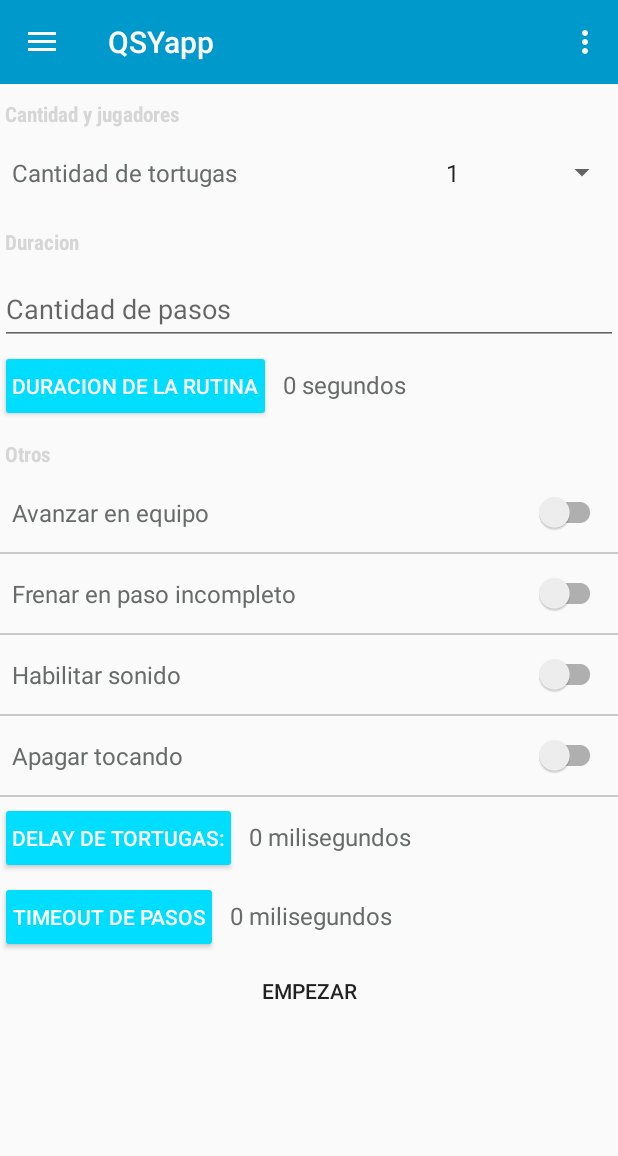
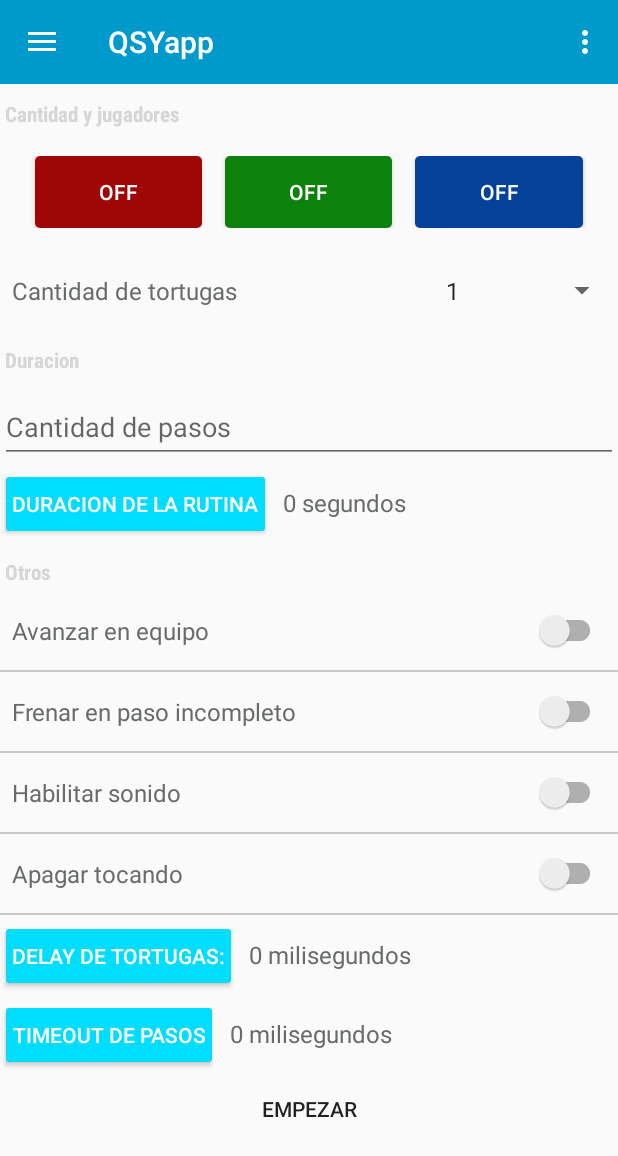
Before and after one commit to QSYdev/qsy-android, an Android app: the screen it shows after launch (MainActivity), in the side drawer, after a tap on "Aleatoria", on a phone screen of 412 x 824 dp. Shown: the top 1156 px of the screen. Run offline under Robolectric (Android 15) with nearby library versions, the phone set to English and light mode, and no system bars; libraries missing offline, so code that uses them is left out: com.codetroopers.betterpickers.

Commit message:
implementacion de eleccion de players sin fragment
Despues veremos si vale la pena usar un fragment donde se pueda elegir
los nombres de los jugadores y ese tipos de cosas.
O sino hacerlo en la pantalla pero con botones redondos, y mas opciones
de colores

```diff
--- a/app/src/main/java/com/qsy/terminal/executors/PlayerExecutorFragment.java
+++ b/app/src/main/java/com/qsy/terminal/executors/PlayerExecutorFragment.java
@@ -2,6 +2,7 @@
 
 import android.os.Bundle;
 import android.support.annotation.Nullable;
+import android.support.design.widget.FloatingActionButton;
 import android.support.v4.app.Fragment;
 import android.support.v7.widget.SwitchCompat;
 import android.view.LayoutInflater;
@@ -11,6 +12,7 @@
 import android.widget.Button;
 import android.widget.CompoundButton;
 import android.widget.EditText;
+import android.widget.LinearLayout;
 import android.widget.Spinner;
 import android.widget.TextView;
 
@@ -24,6 +26,12 @@
 import java.math.BigInteger;
 
 public class PlayerExecutorFragment extends Fragment {
+	private Button mPlayerRedButton;
+	private Button mPlayerGreenButton;
+	private Button mPlayerBlueButton;
+	private boolean mPlayerRedOn;
+	private boolean mPlayerGreenOn;
+	private boolean mPlayerBlueOn;
 	private Spinner mAmountOfNodesSpinner;
 	private EditText mAmountOfStepsEditText;
 	private Button mRoutineDurationButton;
@@ -56,6 +64,9 @@
 		mNodeDelayButton = rootView.findViewById(R.id.node_delay_bt);
 		mStepTimeoutButton = rootView.findViewById(R.id.step_timeout_bt);
 		mStartRoutineButton = rootView.findViewById(R.id.start_routine);
+		mPlayerRedButton = rootView.findViewById(R.id.player_button_red);
+		mPlayerGreenButton = rootView.findViewById(R.id.player_button_green);
+		mPlayerBlueButton = rootView.findViewById(R.id.player_button_blue);
 		setupOnClickListeners();
 
 		mRoutineDurationTextView = rootView.findViewById(R.id.routine_duration_tv);
@@ -132,6 +143,45 @@
 	}
 
 	private void setupOnClickListeners() {
+		mPlayerRedButton.setOnClickListener(new View.OnClickListener() {
+			@Override
+			public void onClick(View view) {
+				if(!mPlayerRedOn) {
+					mPlayerRedButton.setText(getString(R.string.button_on));
+					mPlayerRedOn = true;
+				}
+				else {
+					mPlayerRedButton.setText(getString(R.string.button_off));
+					mPlayerRedOn = false;
+				}
+			}
+		});
+		mPlayerGreenButton.setOnClickListener(new View.OnClickListener() {
+			@Override
+			public void onClick(View view) {
+				if(!mPlayerGreenOn) {
+					mPlayerGreenButton.setText(getString(R.string.button_on));
+					mPlayerGreenOn = true;
+				}
+				else {
+					mPlayerGreenButton.setText(getString(R.string.button_off));
+					mPlayerGreenOn = false;
+				}
+			}
+		});
+		mPlayerBlueButton.setOnClickListener(new View.OnClickListener() {
+			@Override
+			public void onClick(View view) {
+				if(!mPlayerBlueOn){
+					mPlayerBlueButton.setText(getString(R.string.button_on));
+					mPlayerBlueOn = true;
+				}
+				else {
+					mPlayerBlueButton.setText(getString(R.string.button_off));
+					mPlayerBlueOn = false;
+				}
+			}
+		});
 		mRoutineDurationButton.setOnClickListener(new View.OnClickListener() {
 			@Override
 			public void onClick(View view) {
--- /dev/null
+++ b/app/src/main/res/drawable/player_button_blue.xml
@@ -0,0 +1,9 @@
+<?xml version="1.0" encoding="utf-8"?>
+<selector xmlns:android="http://schemas.android.com/apk/res/android">
+    <item>
+        <shape android:shape="rectangle">
+            <corners android:radius="3dip"/>
+            <solid android:width="1dip" android:color="@color/player_blue"/>
+        </shape>
+    </item>
+</selector>
--- /dev/null
+++ b/app/src/main/res/drawable/player_button_green.xml
@@ -0,0 +1,9 @@
+<?xml version="1.0" encoding="utf-8"?>
+<selector xmlns:android="http://schemas.android.com/apk/res/android">
+    <item>
+        <shape android:shape="rectangle">
+            <corners android:radius="3dip"/>
+            <solid android:width="1dip" android:color="@color/player_green"/>
+        </shape>
+    </item>
+</selector>
--- /dev/null
+++ b/app/src/main/res/drawable/player_button_red.xml
@@ -0,0 +1,9 @@
+<?xml version="1.0" encoding="utf-8"?>
+<selector xmlns:android="http://schemas.android.com/apk/res/android">
+    <item>
+        <shape android:shape="rectangle">
+            <corners android:radius="3dip"/>
+            <solid android:width="1dip" android:color="@color/player_red"/>
+        </shape>
+    </item>
+</selector>
--- a/app/src/main/res/layout/player_executor_form.xml
+++ b/app/src/main/res/layout/player_executor_form.xml
@@ -15,6 +15,46 @@
             android:id="@+id/amount_of_nodes_tv"
             style="@style/FormTitle"
             android:text="@string/players_nodes_configuration"/>
+
+        <LinearLayout
+            style="@style/FormFields"
+            android:layout_width="match_parent"
+            android:layout_height="wrap_content"
+            android:orientation="horizontal"
+            android:weightSum="3">
+
+            <Button
+                style="@style/FormButton"
+                android:id="@+id/player_button_red"
+                android:layout_width="wrap_content"
+                android:layout_height="wrap_content"
+                android:background="@drawable/player_button_red"
+                android:layout_marginStart="15dp"
+                android:layout_marginEnd="15dp"
+                android:layout_weight="1"
+                android:text="@string/button_off"/>
+
+            <Button
+                style="@style/FormButton"
+                android:id="@+id/player_button_green"
+                android:layout_width="wrap_content"
+                android:layout_height="wrap_content"
+                android:background="@drawable/player_button_green"
+                android:layout_marginEnd="15dp"
+                android:layout_weight="1"
+                android:text="@string/button_off"/>
+
+            <Button
+                style="@style/FormButton"
+                android:id="@+id/player_button_blue"
+                android:layout_width="wrap_content"
+                android:layout_height="wrap_content"
+                android:background="@drawable/player_button_blue"
+                android:layout_marginEnd="15dp"
+                android:layout_weight="1"
+                android:text="@string/button_off"/>
+
+        </LinearLayout>
 
         <TableRow
             android:id="@+id/tr"
--- a/app/src/main/res/values/colors.xml
+++ b/app/src/main/res/values/colors.xml
@@ -7,4 +7,7 @@
     <color name="gray_fade_out">#f2f4f4</color>
 
     <color name="form_fields_text_color">#686b6b</color>
+    <color name="player_blue">#044299</color>
+    <color name="player_red">#9f0707</color>
+    <color name="player_green">#0c810c</color>
 </resources>
--- a/app/src/main/res/values/dimens.xml
+++ b/app/src/main/res/values/dimens.xml
@@ -20,4 +20,10 @@
     <dimen name="form_field_padding_right">8dp</dimen>
     <dimen name="form_field_padding_top">15dp</dimen>
     <dimen name="form_field_padding_bottom">15dp</dimen>
+    <dimen name="player_color_field_padding_right">3dp</dimen>
+    <dimen name="player_color_field_padding_left">3dp</dimen>
+    <dimen name="player_layout_margin_left">15dp</dimen>
+    <dimen name="player_layout_margin_right">15dp</dimen>
+    <dimen name="player_layout_margin_top">3dp</dimen>
+    <dimen name="player_form_text_size">22dp</dimen>
 </resources>
--- a/app/src/main/res/values/strings.xml
+++ b/app/src/main/res/values/strings.xml
@@ -25,4 +25,10 @@
     <string name="delay_in_miliseconds">%1$d milisegundos</string>
     <string name="timeout_in_miliseconds">%1$d milisegundos</string>
     <string name="routine_duration_in_seconds">%1$d segundos</string>
+    <string name="configure_players">Configurar jugadores</string>
+    <string name="accept">Aceptar</string>
+    <string name="cancel">Cancelar</string>
+    <string name="player_number">Jugador %1$d</string>
+    <string name="button_off">OFF</string>
+    <string name="button_on">ON</string>
 </resources>
```
Also changed, not shown: app/src/main/java/com/qsy/terminal/executors/CustomExecutorFragment.java (deleted, +0 -33 lines), app/src/main/res/layout/preference_spinner.xml (deleted, +0 -8 lines), app/src/main/res/values/styles.xml (+18 -0 lines).
